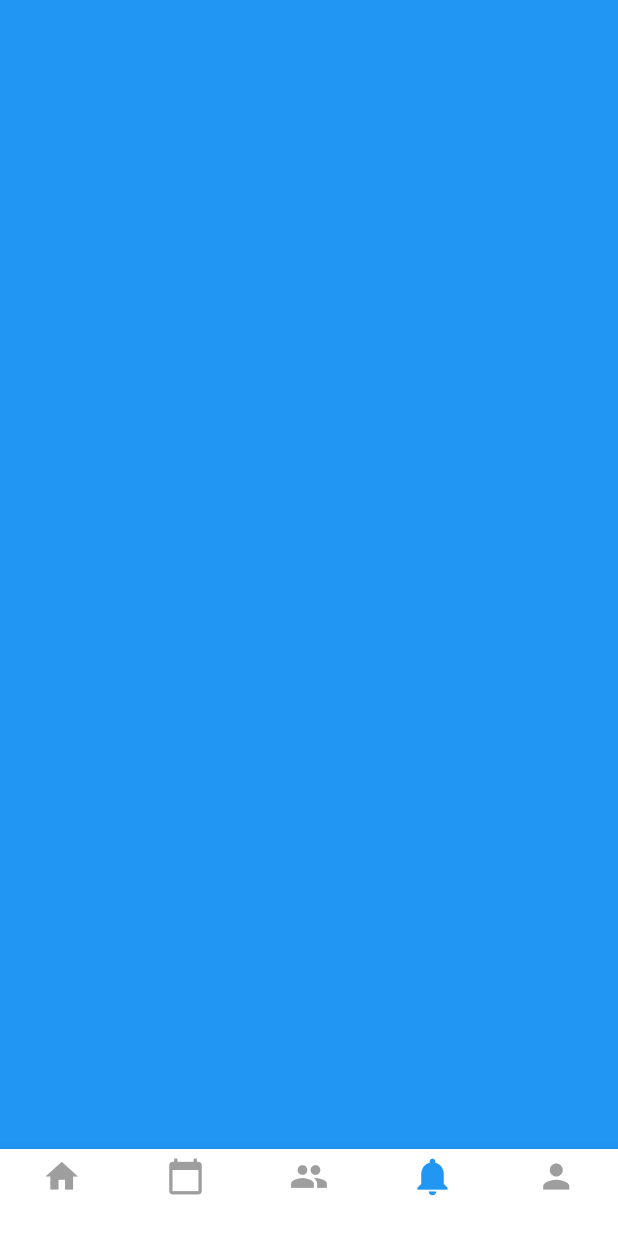
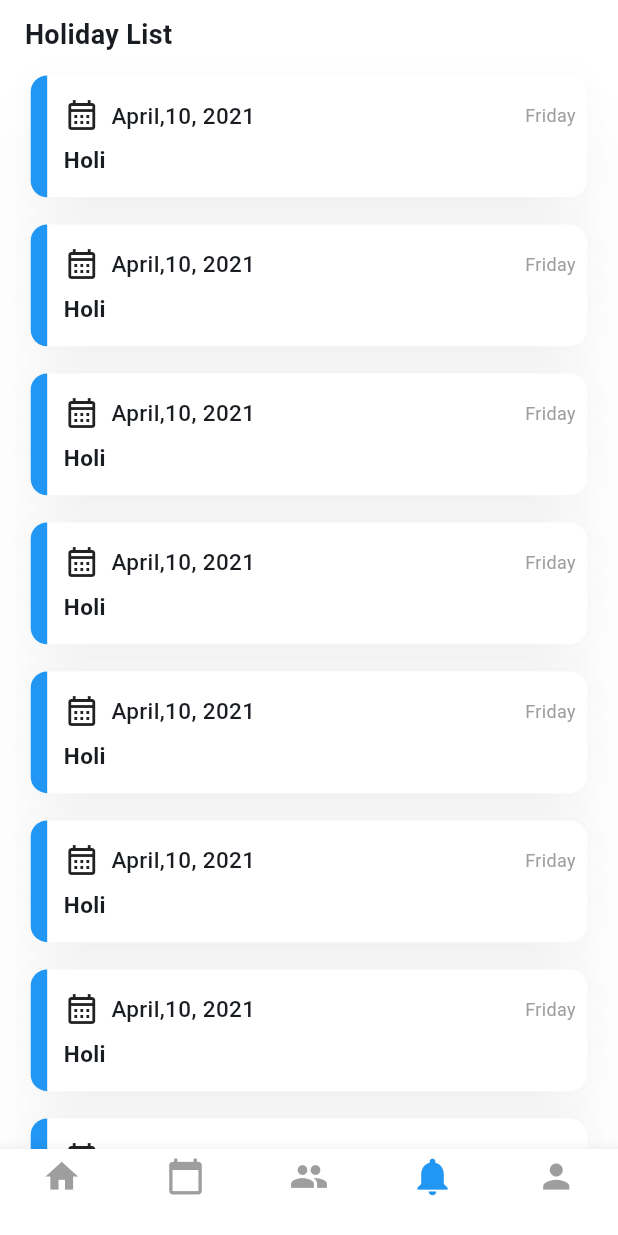
Before and after one commit to rokaia-ahmed/employee_system, a Flutter app: the LayoutScreen screen opened by its route, item 4 of the bottom bar chosen, on a phone screen of 412 x 824 dp. Run offline on Flutter 3.47's test engine with Material 3 defaults, Android fonts, the light colour scheme and no system bars; drawn by our look-alikes of stylish_bottom_bar; our stand-ins replace flutter_screenutil, flutter_svg; network calls fail.

Commit message:
holiday list

```diff
--- a/lib/core/routing/app_router.dart
+++ b/lib/core/routing/app_router.dart
@@ -1,5 +1,6 @@
 import 'package:employee_system/core/routing/routes.dart';
 import 'package:employee_system/features/layout/screens/layout_screen.dart';
+import 'package:employee_system/features/team_members/presentation/screens/attendance_screen.dart';
 import 'package:flutter/material.dart';
 
 import '../../features/sign_in/presentation/screens/sign_in_screen.dart';
@@ -16,6 +17,8 @@ class AppRouter{
 
      case Routes.layout:
        return MaterialPageRoute(builder: (_)=>const LayoutScreen());
+     case Routes.attendanceScreen:
+       return MaterialPageRoute(builder: (_)=>const AttendanceScreen());
    }
    return null;
  }
--- a/lib/core/routing/routes.dart
+++ b/lib/core/routing/routes.dart
@@ -2,4 +2,5 @@ class Routes{
   static const String signIn = '/signIn';
   static const String signUp = '/signUp';
   static const String layout = '/layout';
+  static const String attendanceScreen = '/attendanceScreen';
 }
--- /dev/null
+++ b/lib/features/holiday_list/presentation/screens/holiday_list_screen.dart
@@ -0,0 +1,116 @@
+import 'package:flutter/material.dart';
+import 'package:flutter_screenutil/flutter_screenutil.dart';
+
+class HolidayListScreen extends StatelessWidget {
+  const HolidayListScreen({super.key});
+
+  @override
+  Widget build(BuildContext context) {
+    return Scaffold(
+      body: SafeArea(
+        child: SingleChildScrollView(
+          child: Padding(
+            padding: EdgeInsets.symmetric(horizontal: 15.w),
+            child: Column(
+              crossAxisAlignment: CrossAxisAlignment.start,
+              children: [
+                SizedBox(
+                  height: 10.h,
+                ),
+                Text(
+                  'Holiday List',
+                  style: TextStyle(
+                    fontSize: 18,
+                    fontWeight: FontWeight.w600,
+                  ),
+                ),
+                SizedBox(
+                  height: 10.h,
+                ),
+                ListView.separated(
+                    shrinkWrap: true,
+                    physics: NeverScrollableScrollPhysics(),
+                    padding: EdgeInsets.fromLTRB(0, 0.0, 0, 15.h),
+                    itemBuilder: (context, index) => Card(
+                      color: Colors.white,
+                      shadowColor: Colors.grey.shade100.withValues(alpha: 0.3),
+                      elevation: 20,
+                      child: Container(
+                        decoration: BoxDecoration(
+                          borderRadius: BorderRadius.circular(20),
+                        ),
+                        child: Row(
+                          children: [
+                            Container(
+                              width: 10.w,
+                              height: 80.h,
+                              decoration: BoxDecoration(
+                                color: Colors.blue,
+                                borderRadius: BorderRadius.only(
+                                    topLeft: Radius.circular(20),
+                                    bottomLeft: Radius.circular(20)),
+                              ),
+                            ),
+                            SizedBox(
+                              width: 10.w,
+                            ),
+                            Expanded(
+                              child: Column(
+                                crossAxisAlignment: CrossAxisAlignment.start,
+                                children: [
+                                  Row(
+                                    children: [
+                                      Icon(Icons.calendar_month_outlined),
+                                      SizedBox(
+                                        width: 7.w,
+                                      ),
+                                      Text(
+                                        'April,10, 2021',
+                                        style: TextStyle(
+                                          fontSize: 15,
+                                          fontWeight: FontWeight.w500,
+                                        ),
+                                      ),
+                                      Spacer(),
+                                      Text(
+                                        'Friday',
+                                        style: TextStyle(
+                                          fontSize: 12,
+                                          color: Colors.grey,
+                                          fontWeight: FontWeight.w400,
+                                        ),
+                                      ),
+                                      SizedBox(
+                                        width: 7.w,
+                                      ),
+                                    ],
+                                  ),
+                                  SizedBox(
+                                    height: 7.h,
+                                  ),
+                                  Text(
+                                    'Holi',
+                                    style: TextStyle(
+                                      fontSize: 15,
+                                      fontWeight: FontWeight.bold,
+                                    ),
+                                  ),
+                                ],
+                              ),
+                            ),
+                          ],
+                        ),
+                      ),
+                    ),
+                    separatorBuilder: (context, index) => SizedBox(
+                      height: 10.h,
+                    ),
+                    itemCount: 10),
+              ],
+            ),
+          ),
+        ),
+      ),
+    );
+  }
+}
--- a/lib/features/layout/screens/layout_screen.dart
+++ b/lib/features/layout/screens/layout_screen.dart
@@ -1,6 +1,7 @@
 import 'package:flutter/material.dart';
 import 'package:stylish_bottom_bar/stylish_bottom_bar.dart';
 
+import '../../holiday_list/presentation/screens/holiday_list_screen.dart';
 import '../../home/presentation/screens/home_screen.dart';
 import '../../leaves/presentation/screens/leaves_screen.dart';
 import '../../team_members/presentation/screens/team_members_screen.dart';
@@ -27,7 +28,7 @@ class _LayoutScreenState extends State<LayoutScreen> {
     HomeScreen(),
     LeavesScreen(),
     TeamMembersScreen(),
-    Container(color: Colors.blue,),
+    HolidayListScreen(),
     Container(color: Colors.yellow,),
   ];
 
--- a/lib/features/team_members/presentation/widgets/custom_list_view.dart
+++ b/lib/features/team_members/presentation/widgets/custom_list_view.dart
@@ -1,5 +1,6 @@
 import 'package:flutter/material.dart';
 
+import '../../../../core/routing/routes.dart';
 import '../../../../core/utils/styles.dart';
 
 class CustomListView extends StatelessWidget {
@@ -18,6 +19,9 @@ class CustomListView extends StatelessWidget {
             ),
         itemBuilder: (context,index)=>
             ListTile(
+              onTap: (){
+                Navigator.pushNamed(context, Routes.attendanceScreen);
+              },
               leading: CircleAvatar(
                 radius: 27,
                 backgroundImage: NetworkImage('https://th.bing.com/th/id/OIP.IGNf7GuQaCqz_RPq5wCkPgHaLH?rs=1&pid=ImgDetMain'),
```
Also changed, not shown: lib/features/team_members/presentation/screens/attendance_screen.dart (added, +120 -0 lines).
